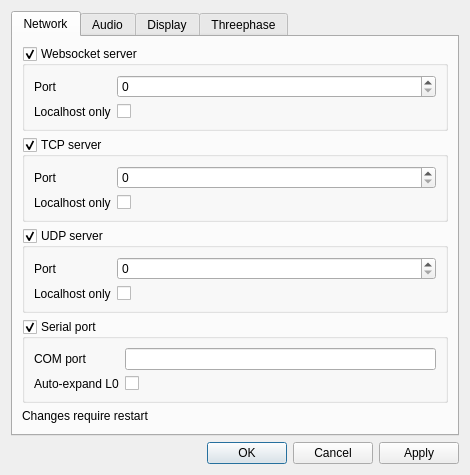
Qt form designer/preferencesdialog.ui (diglet48/restim) before a commit.
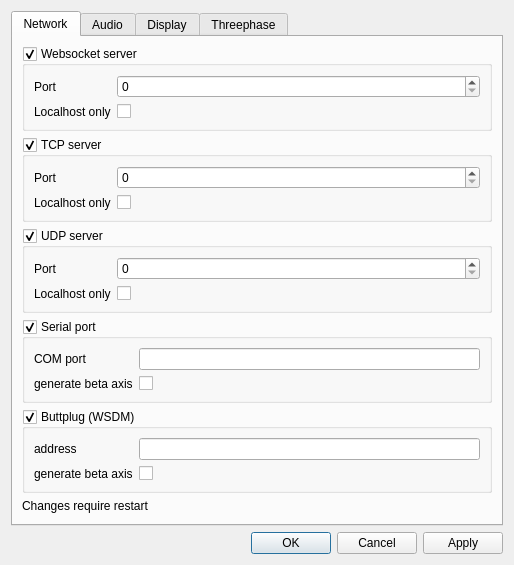
The same form after that commit.

Commit message: Implement Buttplug support via Intiface Central

The edit to the form file:
```diff
--- a/designer/preferencesdialog.ui
+++ b/designer/preferencesdialog.ui
@@ -6,8 +6,8 @@
    <rect>
     <x>0</x>
     <y>0</y>
-    <width>466</width>
-    <height>429</height>
+    <width>514</width>
+    <height>507</height>
    </rect>
   </property>
   <property name="windowTitle">
@@ -172,7 +172,7 @@
           <item row="1" column="0">
            <widget class="QLabel" name="label_24">
             <property name="text">
-             <string>Auto-expand L0</string>
+             <string>generate beta axis</string>
             </property>
            </widget>
           </item>
@@ -189,6 +189,42 @@
          </layout>
         </widget>
        </item>
+       <item>
+        <widget class="QGroupBox" name="gb_buttplug_wsdm">
+         <property name="title">
+          <string>Buttplug (WSDM)</string>
+         </property>
+         <property name="checkable">
+          <bool>true</bool>
+         </property>
+         <layout class="QFormLayout" name="formLayout_7">
+          <item row="0" column="0">
+           <widget class="QLabel" name="label_25">
+            <property name="text">
+             <string>address</string>
+            </property>
+           </widget>
+          </item>
+          <item row="0" column="1">
+           <widget class="QLineEdit" name="buttplug_wsdm_address"/>
+          </item>
+          <item row="1" column="0">
+           <widget class="QLabel" name="label_26">
+            <property name="text">
+             <string>generate beta axis</string>
+            </property>
+           </widget>
+          </item>
+          <item row="1" column="1">
+           <widget class="QCheckBox" name="buttplug_wsdm_auto_expand">
+            <property name="text">
+             <string/>
+            </property>
+           </widget>
+          </item>
+         </layout>
+        </widget>
+       </item>
        <item>
         <widget class="QLabel" name="label_12">
          <property name="text">
```
The commit also changes 7 other files.
